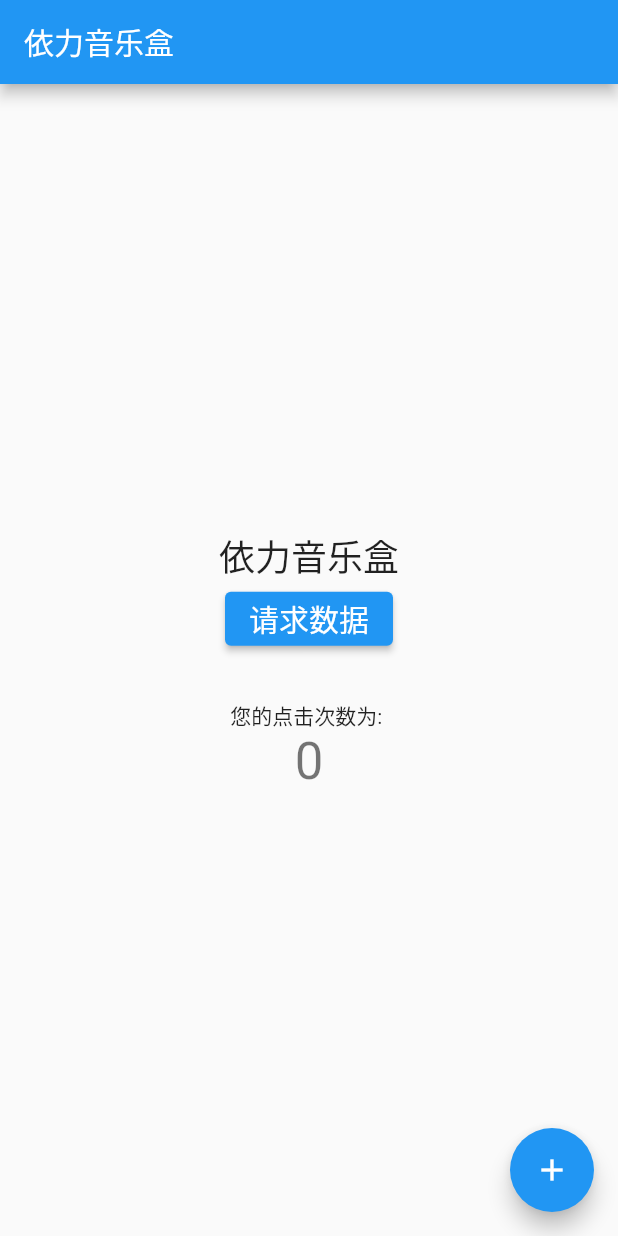
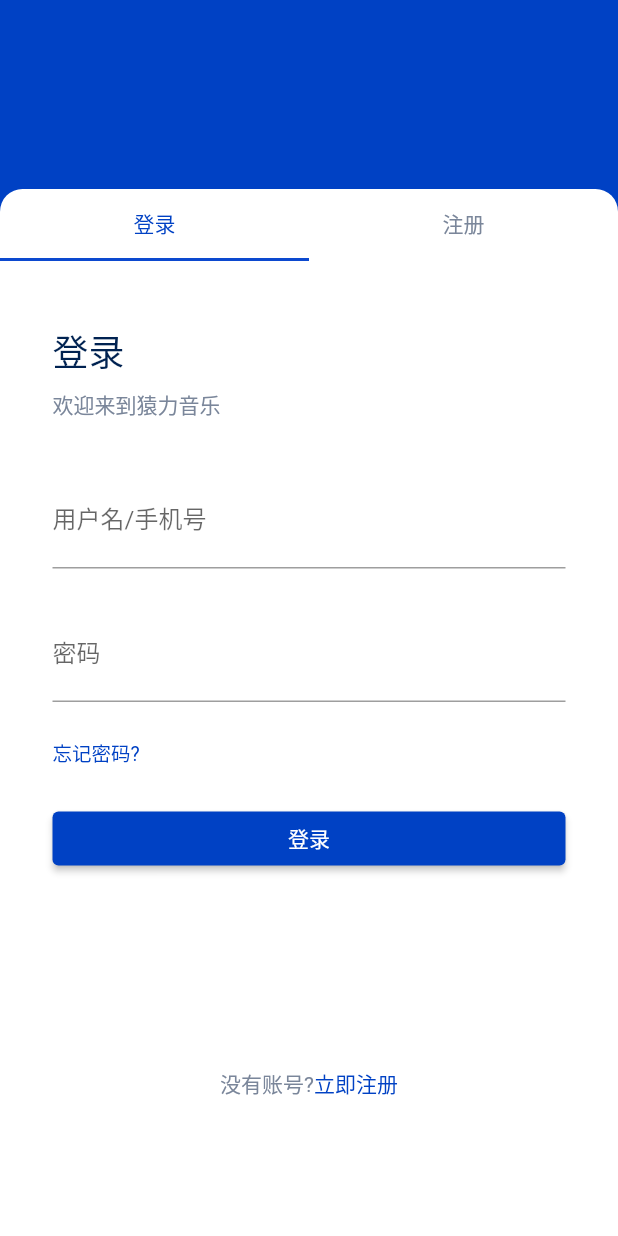
Before and after one commit to xiamingtx/yili-music-app, a Flutter app: the screen it shows after launch, on a phone screen of 412 x 824 dp. Run offline on Flutter 3.47's test engine with Material 2 defaults, Android fonts, the phone set to English and light mode, and no system bars.

Commit message:
feat: login page

```diff
--- a/lib/main.dart
+++ b/lib/main.dart
@@ -1,89 +1,28 @@
 import 'package:flutter/material.dart';
-import 'package:yili_music_app/api/hello.dart';
+import 'package:yili_music_app/pages/home.dart';
+import 'package:yili_music_app/pages/login.dart';
+import 'package:yili_music_app/theme.dart';
 
 void main() {
-  runApp(const MyApp());
+  runApp(const YuanLiMusic());
 }
 
-class MyApp extends StatelessWidget {
-  const MyApp({super.key});
+class YuanLiMusic extends StatelessWidget {
+  const YuanLiMusic({super.key});
 
   @override
   Widget build(BuildContext context) {
     return MaterialApp(
-      title: 'Flutter Demo',
+      title: '猿力音乐',
       theme: ThemeData(
-        primarySwatch: Colors.blue,
+          primarySwatch: primary,
+          tabBarTheme: tabBarTheme
       ),
-      home: const MyHomePage(title: '依力音乐盒'),
+      initialRoute: '/login',
+      routes: {
+        '/': (context) => const Home(),
+        '/login': (context) => const Login()
+      },
     );
   }
 }
-
-class MyHomePage extends StatefulWidget {
-  const MyHomePage({super.key, required this.title});
-
-  final String title;
-
-  @override
-  State<MyHomePage> createState() => _MyHomePageState();
-}
-
-class _MyHomePageState extends State<MyHomePage> {
-  int _counter = 0;
-
-  String message = '依力音乐盒';
-
-  void _incrementCounter() {
-    setState(() {
-      _counter++;
-    });
-  }
-
-  void _fetchData() {
-    sayHello().then((value) => {
-      setState(() {
-        message = value;
-      })
-    });
-  }
-
-  final ButtonStyle buttonStyle =
-  ElevatedButton.styleFrom(textStyle: const TextStyle(fontSize: 20));
-
-  @override
-  Widget build(BuildContext context) {
-
-    return Scaffold(
-      appBar: AppBar(
-        title: Text(widget.title),
-      ),
-      body: Center(
-        child: Column(
-          mainAxisAlignment: MainAxisAlignment.center,
-          children: <Widget>[
-            Text(message, style: Theme.of(context).textTheme.headline5),
-            ElevatedButton(
-              style: buttonStyle,
-              onPressed: _fetchData,
-              child: const Text('请求数据'),
-            ),
-            const SizedBox(height: 30),
-            const Text(
-              '您的点击次数为: ',
-            ),
-            Text(
-              '$_counter', // dart语言的语法 可以强制转换成字符串
-              style: Theme.of(context).textTheme.headline4,
-            ),
-          ],
-        ),
-      ),
-      floatingActionButton: FloatingActionButton(
-        onPressed: _incrementCounter,
-        tooltip: 'Increment',
-        child: const Icon(Icons.add),
-      ), // This trailing comma makes auto-formatting nicer for build methods.
-    );
-  }
-}
--- /dev/null
+++ b/lib/pages/home.dart
@@ -0,0 +1,19 @@
+import 'package:flutter/material.dart';
+
+class Home extends StatelessWidget {
+  const Home({Key? key}) : super(key: key);
+
+  @override
+  Widget build(BuildContext context) {
+    return Scaffold(
+      body: Center(
+          child: ElevatedButton(
+            onPressed: () {
+              Navigator.pushNamed(context, '/login');
+            },
+            child: const Text("登录"),
+          )
+      ),
+    );
+  }
+}
--- /dev/null
+++ b/lib/pages/login.dart
@@ -0,0 +1,68 @@
+
+
+import 'package:flutter/material.dart';
+import 'package:yili_music_app/theme.dart';
+import 'package:yili_music_app/widget/login_form.dart';
+
+class Login extends StatefulWidget {
+  const Login({Key? key}) : super(key:key);
+
+  @override
+  State createState() => _LoginState();
+}
+
+class _LoginState extends State<Login> with TickerProviderStateMixin {
+
+  late TabController _tabController;
+
+  @override
+  void initState() {
+    super.initState();
+    _tabController = TabController(length: 2, vsync: this);
+  }
+
+  @override
+  Widget build(BuildContext context) {
+    return Scaffold(
+      body: SingleChildScrollView(
+        child: Container(
+          color: primary,
+          padding: const EdgeInsets.only(top: 126),
+          width: MediaQuery.of(context).size.width,
+          height: MediaQuery.of(context).size.height,
+          child: Container(
+            decoration: const BoxDecoration(
+                color: Colors.white,
+                borderRadius: BorderRadius.only(
+                    topLeft: Radius.circular(15),
+                    topRight: Radius.circular(15)
+                )
+            ),
+            child: Column(
+              children: <Widget>[
+                TabBar(
+                  controller: _tabController,
+                  labelColor: primary,
+                  unselectedLabelColor: const Color(0xFF7A869A),
+                  tabs: const <Widget>[
+                    Tab(text: "登录"),
+                    Tab(text: "注册")
+                  ]
+                ),
+                Flexible(
+                  flex: 1,
+                  child: TabBarView(
+                      controller: _tabController,
+                      children: const <Widget>[
+                        LoginForm(),
+                        Center(child: Text("注册"))
+                      ])
+                )
+              ],
+            )
+          ),
+        ),
+      )
+    );
+  }
+}
--- /dev/null
+++ b/lib/theme.dart
@@ -0,0 +1,24 @@
+import 'package:flutter/material.dart';
+
+const int _bluePrimaryValue = 0xFF0041C4;
+
+const MaterialColor primary = MaterialColor(
+  _bluePrimaryValue,
+  <int, Color>{
+    50: Color(0xFFE7E9F9),
+    100: Color(0xFFC2C8F1),
+    200: Color(0xFF98A4E7),
+    300: Color(0xFF6C81DE),
+    400: Color(0xFF4765D7),
+    500: Color(0xFF0C49CF),
+    600: Color(_bluePrimaryValue),
+    700: Color(0xFF0037B8),
+    800: Color(0xFF002CAD),
+    900: Color(0xFF00189A),
+  },
+);
+
+const TabBarTheme tabBarTheme = TabBarTheme(
+  labelColor: primary,
+  unselectedLabelColor: Color(0xFF7A869A),
+);
--- /dev/null
+++ b/lib/widget/login_form.dart
@@ -0,0 +1,109 @@
+
+import 'package:flutter/material.dart';
+import 'package:yili_music_app/theme.dart';
+
+class LoginForm extends StatefulWidget {
+  const LoginForm({Key? key}) : super(key: key);
+  @override
+  State<LoginForm> createState() => _loginFormState();
+}
+
+class _loginFormState extends State<LoginForm> {
+
+  @override
+  Widget build(BuildContext context) {
+    return Container(
+      padding: const EdgeInsets.only(
+          left: 35,
+          top: 42,
+          right: 35
+      ),
+      child: Column(
+        crossAxisAlignment: CrossAxisAlignment.start,
+        children: <Widget>[
+          const Text(
+            "登录",
+            style: TextStyle(
+                fontSize: 24,
+                color: Color(0xFF002251),
+                letterSpacing: 0,
+                fontWeight: FontWeight.w500
+            ),
+          ),
+          const SizedBox(height: 7),
+          const Text(
+            "欢迎来到猿力音乐",
+            style: TextStyle(
+                fontSize: 14,
+                color: Color(0xFF7A869A),
+                letterSpacing: 0,
+                fontWeight: FontWeight.w400
+            ),
+          ),
+          const SizedBox(height: 35,),
+          TextFormField(
+            decoration: const InputDecoration(
+              hintText: '请输入用户名/手机号',
+              labelText: '用户名/手机号',
+            ),
+            onSaved: (String? value) {
+              // This optional block of code can be used to run
+              // code when the user saves the form.
+            },
+            validator: (String? value) {
+              return (value != null && value.contains('@')) ? 'Do not use the @ char.' : null;
+            },
+          ),
+          const SizedBox(height: 25,),
+
+          TextFormField(
+            decoration: const InputDecoration(
+              hintText: '请输入密码',
+              labelText: '密码',
+            ),
+            onSaved: (String? value) {
+              // This optional block of code can be used to run
+              // code when the user saves the form.
+            },
+            validator: (String? value) {
+              return (value != null && value.contains('@')) ? 'Do not use the @ char.' : null;
+            },
+          ),
+          const SizedBox(height: 24),
+          const Text("忘记密码?",
+            style: TextStyle(
+                fontSize: 13,
+                color: primary
+            ),
+          ),
+          const SizedBox(height: 24),
+          FractionallySizedBox(
+            widthFactor: 1,
+            child: ElevatedButton(
+              onPressed: () {},
+              child: const Text("登录"),
+            ),
+          ),
+          const SizedBox(height: 129,),
+          Row(
+            mainAxisAlignment: MainAxisAlignment.center,
+            children: const [
+              Text("没有账号?", style: TextStyle(
+                color: Color(0xFF7A869A),
+                fontSize: 14,
+                letterSpacing: 0,
+                fontWeight: FontWeight.w400
+              ),),
+              Text("立即注册", style: TextStyle(
+                  color: primary,
+                  fontSize: 14,
+                  letterSpacing: 0,
+                  fontWeight: FontWeight.w400
+              ),)
+            ],
+          )
+        ],
+      ),
+    );
+  }
+}
```
Also changed, not shown: pubspec.lock, 1 other file.
